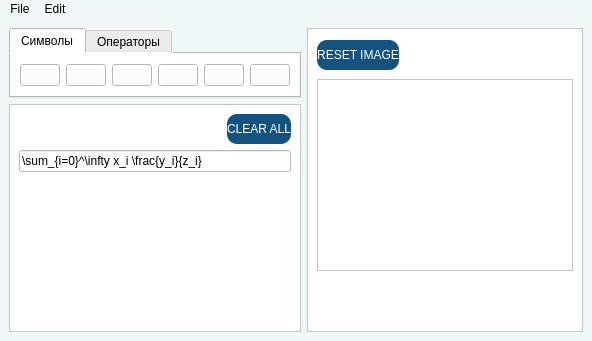
First picture: the form in design.ui, repository case-math-editor/math-editor, before the edit.
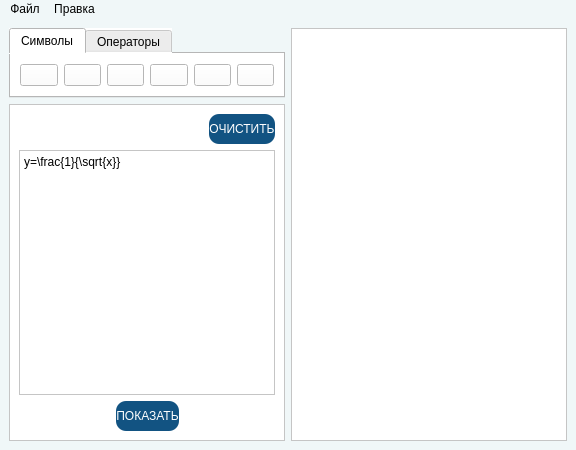
Second picture: the form after the edit. Icons and pictures are not drawn.

Patch:
```diff
--- a/design.ui
+++ b/design.ui
@@ -6,8 +6,8 @@
    <rect>
     <x>0</x>
     <y>0</y>
-    <width>563</width>
-    <height>341</height>
+    <width>576</width>
+    <height>450</height>
    </rect>
   </property>
   <property name="sizePolicy">
@@ -25,6 +25,12 @@
   <property name="styleSheet">
    <string notr="true">background-color: rgb(240,247,248);</string>
   </property>
+  <property name="iconSize">
+   <size>
+    <width>30</width>
+    <height>30</height>
+   </size>
+  </property>
   <property name="tabShape">
    <enum>QTabWidget::Rounded</enum>
   </property>
@@ -35,7 +41,7 @@
      <verstretch>0</verstretch>
     </sizepolicy>
    </property>
-   <layout class="QGridLayout" name="gridLayout">
+   <layout class="QGridLayout" name="gridLayout" columnstretch="1,2">
     <item row="0" column="0">
      <widget class="QTabWidget" name="tabWidget">
       <property name="sizePolicy">
@@ -64,7 +70,10 @@
         <item>
          <layout class="QHBoxLayout" name="horizontalLayout_2">
           <item>
-           <widget class="QPushButton" name="pushButton_5">
+           <widget class="QPushButton" name="alphaButton">
+            <property name="enabled">
+             <bool>true</bool>
+            </property>
             <property name="text">
              <string/>
             </property>
@@ -223,112 +232,7 @@
       <property name="frameShadow">
        <enum>QFrame::Raised</enum>
       </property>
-      <layout class="QVBoxLayout" name="verticalLayout_3">
-       <item>
-        <layout class="QHBoxLayout" name="horizontalLayout_7">
-         <item>
-          <widget class="QPushButton" name="pushButton_14">
-           <property name="sizePolicy">
-            <sizepolicy hsizetype="Minimum" vsizetype="Fixed">
-             <horstretch>0</horstretch>
-             <verstretch>0</verstretch>
-            </sizepolicy>
-           </property>
-           <property name="minimumSize">
-            <size>
-             <width>80</width>
-             <height>30</height>
-            </size>
-           </property>
-           <property name="styleSheet">
-            <string notr="true">color: rgb(255, 255, 255);
-background-color: rgb(18,83,130);
-border-radius: 10px;
-</string>
-           </property>
-           <property name="text">
-            <string>RESET IMAGE</string>
-           </property>
-          </widget>
-         </item>
-         <item>
-          <spacer name="horizontalSpacer">
-           <property name="orientation">
-            <enum>Qt::Horizontal</enum>
-           </property>
-           <property name="sizeHint" stdset="0">
-            <size>
-             <width>40</width>
-             <height>20</height>
-            </size>
-           </property>
-          </spacer>
-         </item>
-         <item>
-          <widget class="QPushButton" name="pushButton_15">
-           <property name="sizePolicy">
-            <sizepolicy hsizetype="Minimum" vsizetype="Minimum">
-             <horstretch>0</horstretch>
-             <verstretch>0</verstretch>
-            </sizepolicy>
-           </property>
-           <property name="minimumSize">
-            <size>
-             <width>35</width>
-             <height>35</height>
-            </size>
-           </property>
-           <property name="styleSheet">
-            <string notr="true">background-color: rgb(255, 255, 255);
-border: none</string>
-           </property>
-           <property name="text">
-            <string/>
-           </property>
-           <property name="icon">
-            <iconset>
-             <normaloff>icons/actions/gallery.svg</normaloff>icons/actions/gallery.svg</iconset>
-           </property>
-           <property name="iconSize">
-            <size>
-             <width>35</width>
-             <height>35</height>
-            </size>
-           </property>
-          </widget>
-         </item>
-        </layout>
-       </item>
-       <item>
-        <widget class="QGraphicsView" name="graphicsView">
-         <property name="sizePolicy">
-          <sizepolicy hsizetype="Minimum" vsizetype="Minimum">
-           <horstretch>0</horstretch>
-           <verstretch>0</verstretch>
-          </sizepolicy>
-         </property>
-         <property name="minimumSize">
-          <size>
-           <width>0</width>
-           <height>10</height>
-          </size>
-         </property>
-        </widget>
-       </item>
-       <item>
-        <spacer name="verticalSpacer_2">
-         <property name="orientation">
-          <enum>Qt::Vertical</enum>
-         </property>
-         <property name="sizeHint" stdset="0">
-          <size>
-           <width>20</width>
-           <height>40</height>
-          </size>
-         </property>
-        </spacer>
-       </item>
-      </layout>
+      <layout class="QVBoxLayout" name="verticalLayout_3" stretch=""/>
      </widget>
     </item>
     <item row="1" column="0">
@@ -457,7 +361,7 @@
 </string>
            </property>
            <property name="text">
-            <string>CLEAR ALL</string>
+            <string>ОЧИСТИТЬ</string>
            </property>
            <property name="flat">
             <bool>false</bool>
@@ -467,30 +371,66 @@
         </layout>
        </item>
        <item>
-        <widget class="QLineEdit" name="lineEdit">
-         <property name="sizePolicy">
-          <sizepolicy hsizetype="MinimumExpanding" vsizetype="Fixed">
-           <horstretch>0</horstretch>
-           <verstretch>0</verstretch>
-          </sizepolicy>
-         </property>
-         <property name="text">
-          <string>\sum_{i=0}^\infty x_i \frac{y_i}{z_i}</string>
+        <widget class="QPlainTextEdit" name="textEdit">
+         <property name="plainText">
+          <string>y=\frac{1}{\sqrt{x}}</string>
          </property>
         </widget>
        </item>
        <item>
-        <spacer name="verticalSpacer">
-         <property name="orientation">
-          <enum>Qt::Vertical</enum>
-         </property>
-         <property name="sizeHint" stdset="0">
-          <size>
-           <width>20</width>
-           <height>40</height>
-          </size>
-         </property>
-        </spacer>
+        <layout class="QHBoxLayout" name="horizontalLayout_8">
+         <item>
+          <spacer name="horizontalSpacer_3">
+           <property name="orientation">
+            <enum>Qt::Horizontal</enum>
+           </property>
+           <property name="sizeHint" stdset="0">
+            <size>
+             <width>40</width>
+             <height>20</height>
+            </size>
+           </property>
+          </spacer>
+         </item>
+         <item>
+          <widget class="QPushButton" name="showButton">
+           <property name="sizePolicy">
+            <sizepolicy hsizetype="Minimum" vsizetype="Minimum">
+             <horstretch>0</horstretch>
+             <verstretch>0</verstretch>
+            </sizepolicy>
+           </property>
+           <property name="minimumSize">
+            <size>
+             <width>60</width>
+             <height>30</height>
+            </size>
+           </property>
+           <property name="styleSheet">
+            <string notr="true">color: rgb(255, 255, 255);
+background-color: rgb(18,83,130);
+border-radius: 10px;
+</string>
+           </property>
+           <property name="text">
+            <string>ПОКАЗАТЬ</string>
+           </property>
+          </widget>
+         </item>
+         <item>
+          <spacer name="horizontalSpacer_4">
+           <property name="orientation">
+            <enum>Qt::Horizontal</enum>
+           </property>
+           <property name="sizeHint" stdset="0">
+            <size>
+             <width>40</width>
+             <height>20</height>
+            </size>
+           </property>
+          </spacer>
+         </item>
+        </layout>
        </item>
       </layout>
      </widget>
@@ -502,13 +442,13 @@
     <rect>
      <x>0</x>
      <y>0</y>
-     <width>563</width>
+     <width>576</width>
      <height>22</height>
     </rect>
    </property>
    <widget class="QMenu" name="menuFile">
     <property name="title">
-     <string>File</string>
+     <string>Файл</string>
     </property>
     <addaction name="actionNew"/>
     <addaction name="actionOpen"/>
@@ -518,7 +458,7 @@
    </widget>
    <widget class="QMenu" name="menuEdit">
     <property name="title">
-     <string>Edit</string>
+     <string>Правка</string>
     </property>
     <addaction name="actionUndo"/>
     <addaction name="actionRedo"/>
```
Left out of the diff: 47 changed lines with no effect on the pictures.
